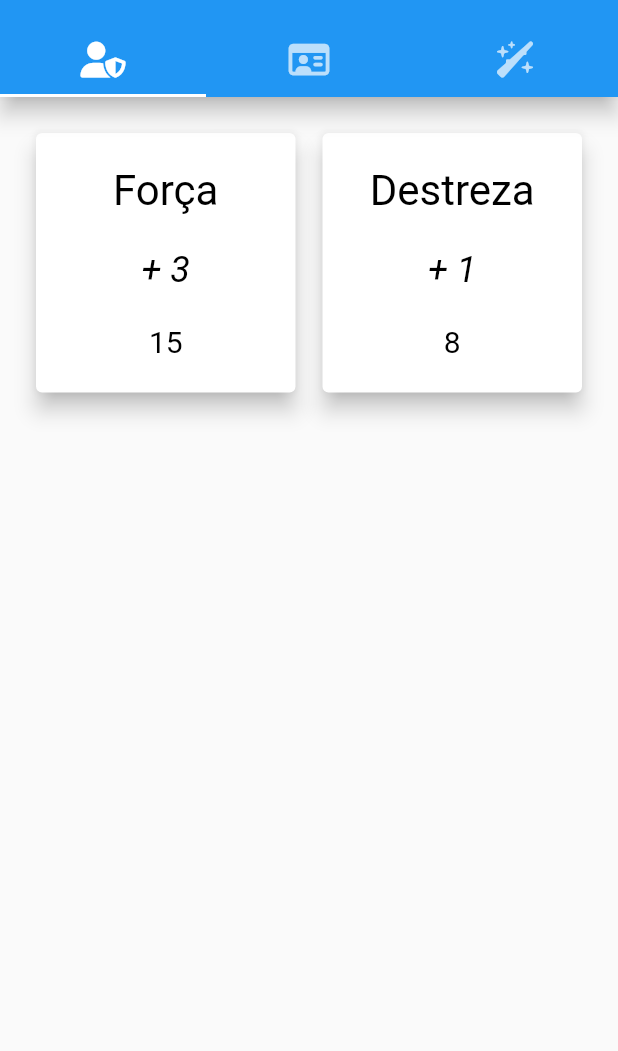
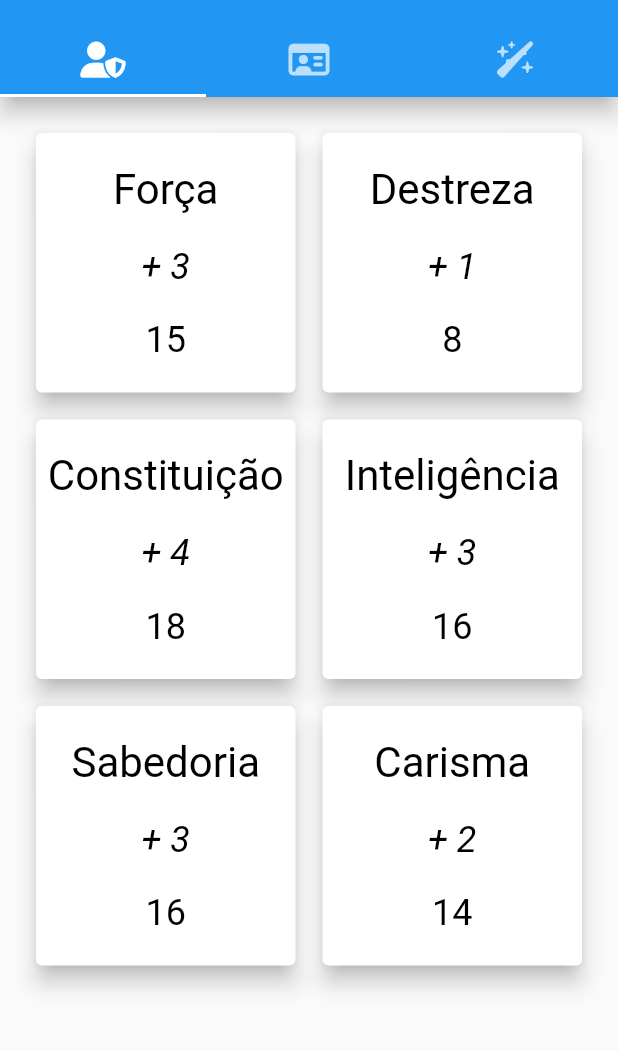
Before and after one commit to BrayanMota/Unitins-MyRPG, a Flutter app: the screen it shows after launch, on a phone screen of 412 x 824 dp, the part 59-1110 px from its top. Run offline on Flutter 3.47's test engine with Material 2 defaults, Android fonts, the phone set to English and light mode, and no system bars; our stand-ins replace font_awesome_flutter.

Commit message:
Finalizando Dialog.

```diff
--- a/lib/character/character_attributes_tab.dart
+++ b/lib/character/view/character_attributes_tab.dart
@@ -1,6 +1,6 @@
 import 'package:flutter/material.dart';
-import 'package:my_rpg/character/shared/attribute_model.dart';
-import 'package:my_rpg/character/shared/basic_attribute.dart';
+import 'package:my_rpg/character/model/attribute_model.dart';
+import 'package:my_rpg/character/view/shared/basic_attribute.dart';
 
 class CharacterAttributesTab extends StatefulWidget {
   const CharacterAttributesTab({Key? key}) : super(key: key);
@@ -12,6 +12,10 @@ class CharacterAttributesTab extends StatefulWidget {
 class _CharacterAttributesTabState extends State<CharacterAttributesTab> {
   final AttributeModel _attributeModel01 = AttributeModel('Força', 15, 3);
   final AttributeModel _attributeModel02 = AttributeModel('Destreza', 8, 1);
+  final AttributeModel _attributeModel03 = AttributeModel('Constituição', 18, 4);
+  final AttributeModel _attributeModel04 = AttributeModel('Inteligência', 16, 3);
+  final AttributeModel _attributeModel05 = AttributeModel('Sabedoria', 16, 3);
+  final AttributeModel _attributeModel06 = AttributeModel('Carisma', 14, 2);
 
   @override
   Widget build(BuildContext context) {
@@ -24,6 +28,10 @@ class _CharacterAttributesTabState extends State<CharacterAttributesTab> {
       children: <Widget>[
         BasicAttribute(attributeModel: _attributeModel01),
         BasicAttribute(attributeModel: _attributeModel02),
+        BasicAttribute(attributeModel: _attributeModel03),
+        BasicAttribute(attributeModel: _attributeModel04),
+        BasicAttribute(attributeModel: _attributeModel05),
+        BasicAttribute(attributeModel: _attributeModel06),
       ],
     );
   }
--- a/lib/character/shared/basic_attribute.dart
+++ b/lib/character/view/shared/basic_attribute.dart
@@ -1,5 +1,5 @@
 import 'package:flutter/material.dart';
-import 'package:my_rpg/character/shared/attribute_model.dart';
+import 'package:my_rpg/character/model/attribute_model.dart';
 
 class BasicAttribute extends StatefulWidget {
   BasicAttribute({Key? key, required this.attributeModel}) : super(key: key);
@@ -11,6 +11,14 @@ class BasicAttribute extends StatefulWidget {
 }
 
 class _BasicAttributeState extends State<BasicAttribute> {
+  late ValueNotifier<int> _currentAttributeValue;
+
+  @override
+  initState() {
+    super.initState();
+    _currentAttributeValue = ValueNotifier<int>(widget.attributeModel.value);
+  }
+
   @override
   Widget build(BuildContext context) {
     return Container(
@@ -32,20 +40,15 @@ class _BasicAttributeState extends State<BasicAttribute> {
                 ),
               ),
               Text(
-                "+ ${widget.attributeModel.bonus.toString()}",
+                "+ ${widget.attributeModel.bonus}",
                 style: const TextStyle(
                   fontSize: 24.0,
                   fontStyle: FontStyle.italic,
                   color: Colors.black,
                 ),
               ),
-              Text(
-                widget.attributeModel.value.toString(),
-                style: const TextStyle(
-                  fontSize: 20.0,
-                  fontStyle: FontStyle.normal,
-                  color: Colors.black,
-                ),
+              AttributeDetails(
+                counterValueNotifier: _currentAttributeValue,
               ),
             ],
           ),
@@ -55,19 +58,15 @@ class _BasicAttributeState extends State<BasicAttribute> {
   }
 
   Future<void> _loadAttributeDetails() async {
-    String _currentAttributeValue = widget.attributeModel.value.toString();
-
     void _incrementAttributeValue() {
       setState(() {
-        widget.attributeModel.value++;
-        _currentAttributeValue = widget.attributeModel.value.toString();
+        _currentAttributeValue.value++;
       });
     }
 
     void _decrementAttributeValue() {
       setState(() {
-        widget.attributeModel.value--;
-        _currentAttributeValue = widget.attributeModel.value.toString();
+        _currentAttributeValue.value--;
       });
     }
 
@@ -93,13 +92,8 @@ class _BasicAttributeState extends State<BasicAttribute> {
                     backgroundColor: Colors.blueAccent,
                     onPressed: _decrementAttributeValue,
                   ),
-                  Text(
-                    _currentAttributeValue,
-                    style: const TextStyle(
-                      fontSize: 24.0,
-                      fontStyle: FontStyle.normal,
-                      color: Colors.black,
-                    ),
+                  AttributeDetails(
+                    counterValueNotifier: _currentAttributeValue,
                   ),
                   FloatingActionButton(
                     child: const Icon(Icons.add),
@@ -107,10 +101,34 @@ class _BasicAttributeState extends State<BasicAttribute> {
                     onPressed: _incrementAttributeValue,
                   )
                 ],
-              )
+              ),
             ]);
       },
     )) {
     }
   }
 }
+
+class AttributeDetails extends StatelessWidget {
+  const AttributeDetails({Key? key, required this.counterValueNotifier});
+
+  final ValueNotifier<int> counterValueNotifier;
+
+  @override
+  Widget build(BuildContext context) {
+    return AnimatedBuilder(
+      // [AnimatedBuilder] accepts any [Listenable] subtype.
+      animation: counterValueNotifier,
+      builder: (BuildContext context, Widget? child) {
+        return Text(
+          '${counterValueNotifier.value}',
+          style: const TextStyle(
+            fontSize: 24.0,
+            fontStyle: FontStyle.normal,
+            color: Colors.black,
+          ),
+        );
+      },
+    );
+  }
+}
--- a/lib/home_page.dart
+++ b/lib/home_page.dart
@@ -1,7 +1,7 @@
 import 'package:flutter/material.dart';
-import 'package:my_rpg/character/character_tab.dart';
-import 'package:my_rpg/character/character_attributes_tab.dart';
-import 'package:my_rpg/character/skills_list_tab.dart';
+import 'package:my_rpg/character/view/character_tab.dart';
+import 'package:my_rpg/character/view/character_attributes_tab.dart';
+import 'package:my_rpg/character/view/skills_list_tab.dart';
 import 'package:font_awesome_flutter/font_awesome_flutter.dart';
 
 class HomePage extends StatefulWidget {
```
Also changed, not shown: lib/character/model/attribute_model.dart (renamed from lib/character/shared/attribute_model.dart), lib/character/view/character_tab.dart (renamed from lib/character/character_tab.dart), lib/character/view/skills_list_tab.dart (renamed from lib/character/skills_list_tab.dart).
